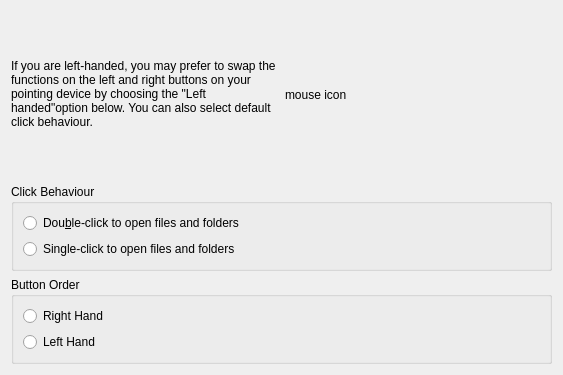
Qt form kaptan4/src/gui/mouseWidget.ui (pars-linux/uludag) before a commit.
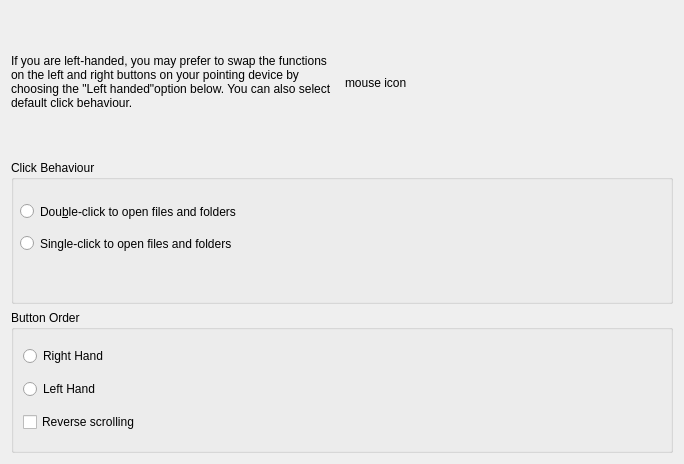
The same form after that commit.

Commit message: change mouse -right left click

The edit to the form file:
```diff
--- a/kaptan4/src/gui/mouseWidget.ui
+++ b/kaptan4/src/gui/mouseWidget.ui
@@ -5,8 +5,8 @@
    <rect>
     <x>0</x>
     <y>0</y>
-    <width>563</width>
-    <height>375</height>
+    <width>684</width>
+    <height>464</height>
    </rect>
   </property>
   <property name="windowTitle" >
@@ -50,30 +50,42 @@
        <property name="checkable" >
         <bool>false</bool>
        </property>
-       <layout class="QGridLayout" name="gridLayout" >
-        <item row="0" column="0" >
          <widget class="QRadioButton" name="radioButton" >
+        <property name="geometry" >
+         <rect>
+          <x>9</x>
+          <y>41</y>
+          <width>656</width>
+          <height>21</height>
+         </rect>
+        </property>
           <property name="text" >
            <string>Dou&amp;ble-click to open files and folders</string>
           </property>
          </widget>
-        </item>
-        <item row="1" column="0" >
          <widget class="QRadioButton" name="radioButton_2" >
+        <property name="geometry" >
+         <rect>
+          <x>9</x>
+          <y>73</y>
+          <width>656</width>
+          <height>21</height>
+         </rect>
+        </property>
           <property name="text" >
            <string>Single-click to open files and folders</string>
           </property>
          </widget>
-        </item>
-       </layout>
       </widget>
      </item>
-     <item>
+    </layout>
+   </item>
+   <item row="2" column="0" >
       <widget class="QGroupBox" name="groupBoxButtonOrder" >
        <property name="title" >
         <string>Button Order</string>
        </property>
-       <layout class="QGridLayout" name="gridLayout_2" >
+     <layout class="QGridLayout" name="gridLayout" >
         <item row="0" column="0" >
          <widget class="QRadioButton" name="radioButtonRightHand" >
           <property name="text" >
@@ -88,10 +100,15 @@
           </property>
          </widget>
         </item>
-       </layout>
+      <item row="2" column="0" >
+       <widget class="QCheckBox" name="checkReverse" >
+        <property name="text" >
+         <string>Reverse scrolling</string>
+        </property>
       </widget>
      </item>
     </layout>
+    </widget>
    </item>
   </layout>
  </widget>
```
Lines whose indentation alone changed are shown as unchanged. The commit also changes 3 other files.
